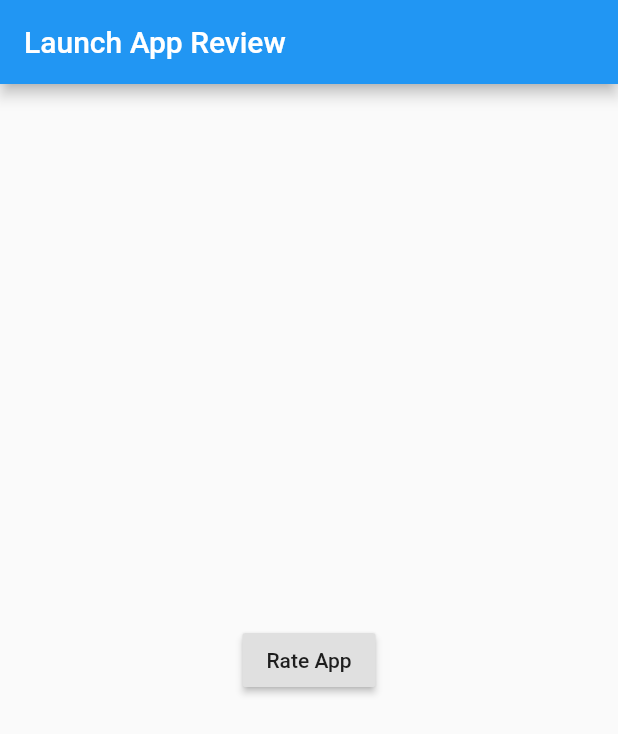
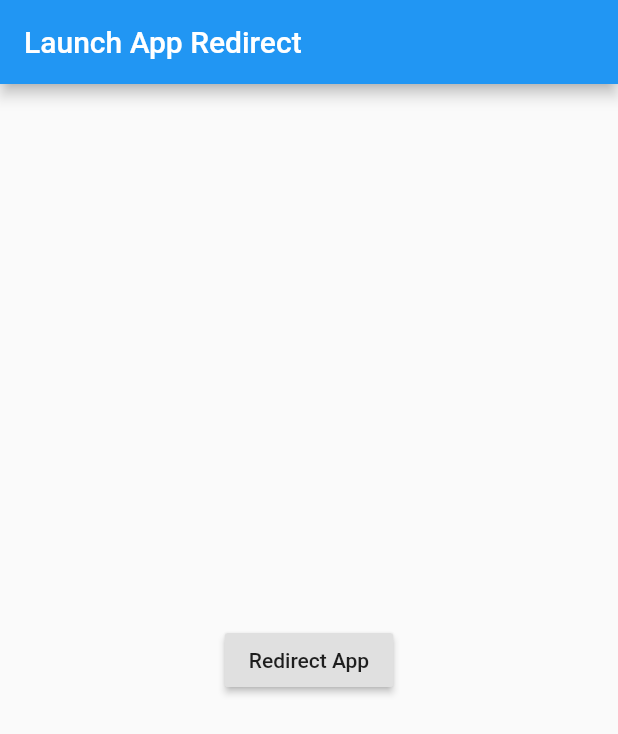
Before and after one commit to Purus/launch_review, a Flutter app: the screen it shows after launch, on a phone screen of 412 x 824 dp. Shown: the top 734 px of the screen. Run offline on Flutter 3.47's test engine with Material 2 defaults, Android fonts, the phone set to English and light mode, and no system bars.

Commit message:
changed example to use store_redirect

```diff
--- a/example/lib/main.dart
+++ b/example/lib/main.dart
@@ -1,5 +1,5 @@
 import 'package:flutter/material.dart';
-import 'package:launch_review/launch_review.dart';
+import 'package:store_redirect/store_redirect.dart';
 
 void main() => runApp(new MyApp());
 
@@ -18,12 +18,12 @@ class _MyAppState extends State<MyApp> {
   Widget build(BuildContext context) {
     return new MaterialApp(
         home: new Scaffold(
-            appBar: new AppBar(title: new Text('Launch App Review')),
+            appBar: new AppBar(title: new Text('Launch App Redirect')),
             body: new Center(
                 child: new RaisedButton(
-                    child: new Text("Rate App"),
+                    child: new Text("Redirect App"),
                     onPressed: () {
-                      LaunchReview.launch(
+                      StoreRedirect.redirect(
                           androidAppId: "com.iyaffle.rangoli",
                           iOSAppId: "585027354");
                     }))));
--- a/example/pubspec.yaml
+++ b/example/pubspec.yaml
@@ -1,5 +1,5 @@
-name: launch_review_example
-description: Demonstrates how to use the launch_review plugin.
+name: store_redirect_example
+description: Demonstrates how to use the store_redirect plugin.
 
 dependencies:
   flutter:
@@ -13,7 +13,7 @@ dev_dependencies:
   flutter_test:
     sdk: flutter
 
-  launch_review:
+  store_redirect:
     path: ../
 
 # For information on the generic Dart part of this file, see the
```
Also changed, not shown: 1 other file.
